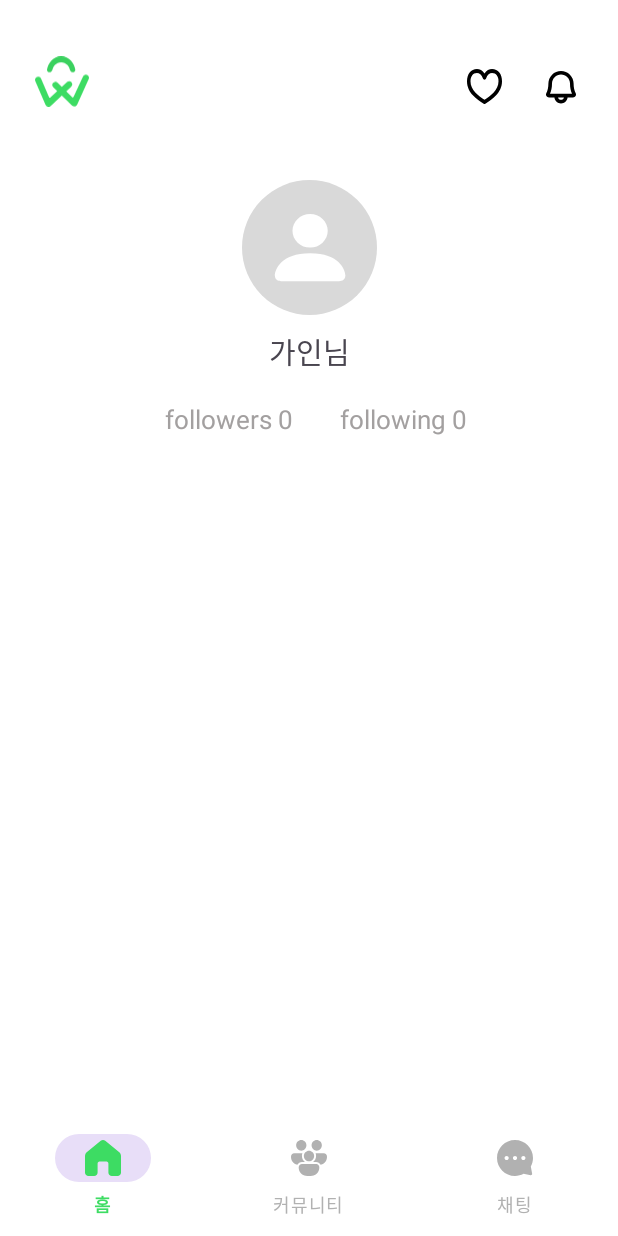
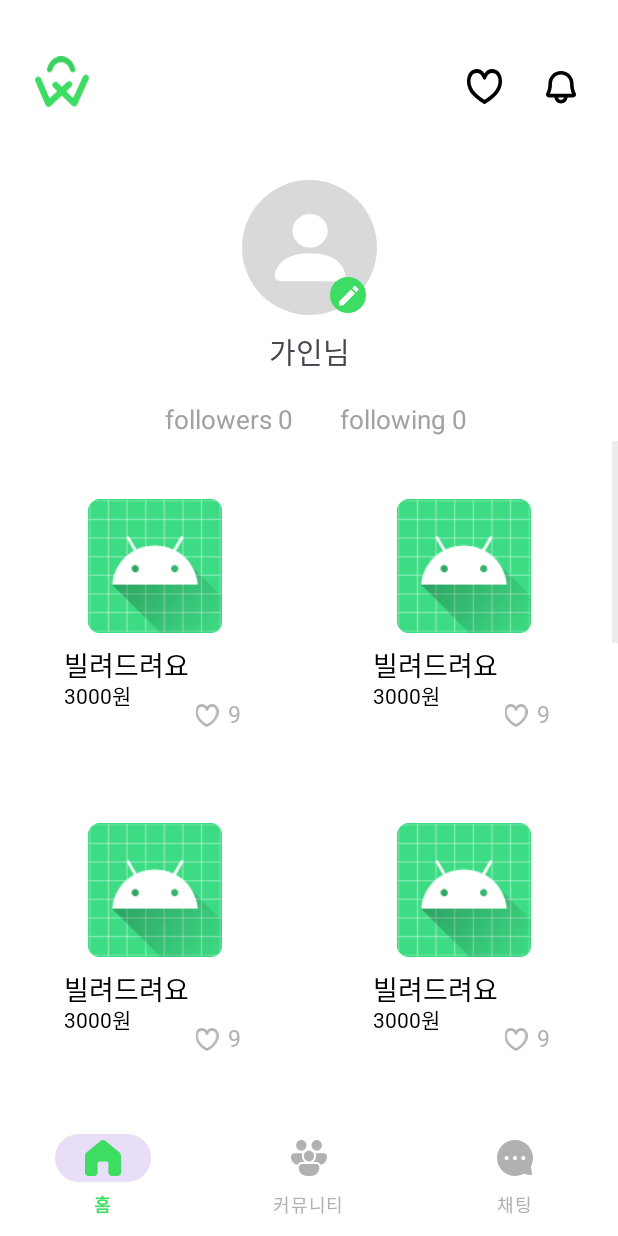
Before and after one commit to Nonabilryo/android0404, an Android app: the MyPageActivity screen opened directly, with no data from a screen before it, on a phone screen of 412 x 824 dp. Run offline under Robolectric (Android 15) with nearby library versions, the phone set to English and light mode, and no system bars.

Commit message:
대여목록

```diff
--- /dev/null
+++ b/app/src/main/java/kr/hs/dgsw/nonabilryo/my/GridAdapter.kt
@@ -0,0 +1,37 @@
+package kr.hs.dgsw.nonabilryo.my
+
+
+import android.content.Context
+import android.view.LayoutInflater
+import android.view.View
+import android.view.ViewGroup
+import android.widget.BaseAdapter
+import android.widget.ImageView
+import android.widget.TextView
+import kr.hs.dgsw.nonabilryo.R
+
+class GridAdapter(private val context: Context) : BaseAdapter() {
+
+    private val inflater: LayoutInflater = LayoutInflater.from(context)
+
+    override fun getCount(): Int {
+        return 14 // 원하는 아이템 수로 설정
+    }
+
+    override fun getItem(position: Int): Any? {
+        return null
+    }
+
+    override fun getItemId(position: Int): Long {
+        return position.toLong()
+    }
+
+    override fun getView(position: Int, convertView: View?, parent: ViewGroup): View {
+        val view: View = convertView ?: inflater.inflate(R.layout.item_view, parent, false)
+
+
+
+
+        return view
+    }
+}
--- a/app/src/main/java/kr/hs/dgsw/nonabilryo/my/MyPageActivity.kt
+++ b/app/src/main/java/kr/hs/dgsw/nonabilryo/my/MyPageActivity.kt
@@ -1,10 +1,13 @@
 package kr.hs.dgsw.nonabilryo.my
 
 import android.os.Bundle
+import android.widget.ArrayAdapter
+import android.widget.GridView
 import androidx.activity.enableEdgeToEdge
 import androidx.appcompat.app.AppCompatActivity
 import androidx.core.view.ViewCompat
 import androidx.core.view.WindowInsetsCompat
+import androidx.recyclerview.widget.GridLayoutManager
 import kr.hs.dgsw.nonabilryo.R
 
 class MyPageActivity : AppCompatActivity() {
@@ -13,5 +16,9 @@ class MyPageActivity : AppCompatActivity() {
         enableEdgeToEdge()
         setContentView(R.layout.activity_my_page)
 
+        val gridView: GridView = findViewById(R.id.List_view)
+        val gridAdapter = GridAdapter(this)
+        gridView.adapter = gridAdapter
+
     }
 }
--- /dev/null
+++ b/app/src/main/res/drawable/item_rectangle.xml
@@ -0,0 +1,9 @@
+<vector xmlns:android="http://schemas.android.com/apk/res/android"
+    android:width="177dp"
+    android:height="216dp"
+    android:viewportWidth="177"
+    android:viewportHeight="216">
+  <path
+      android:pathData="M30,15L147,15A15,15 0,0 1,162 30L162,186A15,15 0,0 1,147 201L30,201A15,15 0,0 1,15 186L15,30A15,15 0,0 1,30 15z"
+      android:fillColor="#ffffff"/>
+</vector>
--- /dev/null
+++ b/app/src/main/res/drawable/profile_edit.xml
@@ -0,0 +1,12 @@
+<vector xmlns:android="http://schemas.android.com/apk/res/android"
+    android:width="24dp"
+    android:height="24dp"
+    android:viewportWidth="24"
+    android:viewportHeight="24">
+  <path
+      android:pathData="M12,12m-12,0a12,12 0,1 1,24 0a12,12 0,1 1,-24 0"
+      android:fillColor="#3DDC63"/>
+  <path
+      android:pathData="M6,16.292V19H8.708L16.695,11.013L13.987,8.305L6,16.292ZM18.789,8.919C19.07,8.638 19.07,8.183 18.789,7.901L17.099,6.211C16.817,5.93 16.362,5.93 16.081,6.211L14.759,7.533L17.467,10.241L18.789,8.919Z"
+      android:fillColor="#ffffff"/>
+</vector>
--- a/app/src/main/res/layout/activity_my_page.xml
+++ b/app/src/main/res/layout/activity_my_page.xml
@@ -109,5 +109,16 @@
         app:layout_constraintBottom_toBottomOf="parent"
         app:menu="@menu/bottom_navi_menu" />
 
+    <ImageButton
+        android:id="@+id/imageButton2"
+        android:layout_width="wrap_content"
+        android:layout_height="wrap_content"
+        android:layout_marginStart="-43dp"
+        android:layout_marginTop="-35dp"
+        android:backgroundTint="#00FFFFFF"
+        app:layout_constraintStart_toEndOf="@+id/imageView5"
+        app:layout_constraintTop_toBottomOf="@+id/imageView5"
+        app:srcCompat="@drawable/profile_edit" />
+
 
 </androidx.constraintlayout.widget.ConstraintLayout>
--- /dev/null
+++ b/app/src/main/res/layout/item_view.xml
@@ -0,0 +1,77 @@
+<?xml version="1.0" encoding="utf-8"?>
+<androidx.constraintlayout.widget.ConstraintLayout xmlns:android="http://schemas.android.com/apk/res/android"
+    xmlns:app="http://schemas.android.com/apk/res-auto"
+    xmlns:tools="http://schemas.android.com/tools"
+    android:layout_width="match_parent"
+    android:layout_height="match_parent">
+
+    <ImageView
+        android:id="@+id/imageView6"
+        android:layout_width="wrap_content"
+        android:layout_height="wrap_content"
+        android:layout_gravity="center_vertical"
+        app:layout_constraintEnd_toEndOf="parent"
+        app:layout_constraintStart_toStartOf="parent"
+        app:layout_constraintTop_toTopOf="parent"
+        app:srcCompat="@drawable/item_rectangle" />
+
+    <ImageView
+        android:id="@+id/imageView7"
+        android:layout_width="17dp"
+        android:layout_height="15dp"
+        android:layout_marginEnd="45dp"
+        android:layout_marginBottom="25dp"
+        app:layout_constraintBottom_toBottomOf="@+id/imageView6"
+        app:layout_constraintEnd_toEndOf="@+id/imageView6"
+        app:srcCompat="@drawable/empty_heart"
+        app:tint="#B1B1B1" />
+
+    <ImageView
+        android:id="@+id/imageView8"
+        android:layout_width="89dp"
+        android:layout_height="89dp"
+        android:layout_marginTop="-50dp"
+        app:layout_constraintBottom_toBottomOf="@+id/imageView6"
+        app:layout_constraintEnd_toEndOf="@+id/imageView6"
+        app:layout_constraintStart_toStartOf="@+id/imageView6"
+        app:layout_constraintTop_toTopOf="@+id/imageView6"
+        app:srcCompat="@mipmap/ic_launcher" />
+
+    <TextView
+        android:id="@+id/textView9"
+        android:layout_width="16dp"
+        android:layout_height="19dp"
+        android:layout_marginStart="1dp"
+        android:layout_marginBottom="25dp"
+        android:fontFamily="@font/pretendard_bold"
+        android:gravity="center"
+        android:text="9"
+        android:textColor="#B1B1B1"
+        android:textSize="15sp"
+        app:layout_constraintBottom_toBottomOf="@+id/imageView6"
+        app:layout_constraintStart_toEndOf="@+id/imageView7" />
+
+    <TextView
+        android:id="@+id/textView10"
+        android:layout_width="121dp"
+        android:layout_height="23dp"
+        android:layout_marginTop="7dp"
+        android:fontFamily="@font/pretendard_regular"
+        android:text="빌려드려요"
+        android:textColor="#000000"
+        android:textSize="18sp"
+        app:layout_constraintEnd_toEndOf="@+id/imageView6"
+        app:layout_constraintStart_toStartOf="@+id/imageView6"
+        app:layout_constraintTop_toBottomOf="@+id/imageView8" />
+
+    <TextView
+        android:id="@+id/textView11"
+        android:layout_width="121dp"
+        android:layout_height="18dp"
+        android:fontFamily="@font/pretendard_bold"
+        android:text="3000원"
+        android:textColor="#000000"
+        app:layout_constraintEnd_toEndOf="@+id/imageView6"
+        app:layout_constraintStart_toStartOf="@+id/imageView6"
+        app:layout_constraintTop_toBottomOf="@+id/textView10" />
+</androidx.constraintlayout.widget.ConstraintLayout>
```
